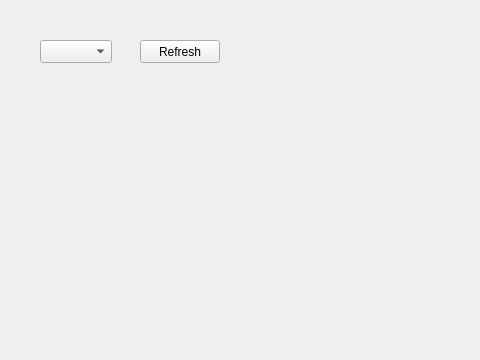
Before: the Qt Designer form mainwindow.ui in RLCproto/DbgMP2722, drawn with Qt 5.
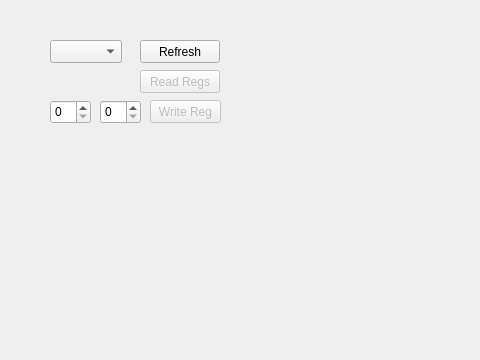
After: the same form once the commit is applied.

The edit to the form file:
```diff
--- a/mainwindow.ui
+++ b/mainwindow.ui
@@ -17,7 +17,7 @@
    <widget class="QComboBox" name="I2cBusListComboBox">
     <property name="geometry">
      <rect>
-      <x>40</x>
+      <x>50</x>
       <y>40</y>
       <width>72</width>
       <height>23</height>
@@ -37,6 +37,70 @@
      <string>Refresh</string>
     </property>
    </widget>
+   <widget class="QSpinBox" name="I2cRegX">
+    <property name="enabled">
+     <bool>true</bool>
+    </property>
+    <property name="geometry">
+     <rect>
+      <x>50</x>
+      <y>100</y>
+      <width>41</width>
+      <height>24</height>
+     </rect>
+    </property>
+    <property name="maximum">
+     <number>22</number>
+    </property>
+    <property name="displayIntegerBase">
+     <number>16</number>
+    </property>
+   </widget>
+   <widget class="QPushButton" name="I2cBusRead">
+    <property name="enabled">
+     <bool>false</bool>
+    </property>
+    <property name="geometry">
+     <rect>
+      <x>140</x>
+      <y>70</y>
+      <width>80</width>
+      <height>23</height>
+     </rect>
+    </property>
+    <property name="text">
+     <string>Read Regs</string>
+    </property>
+   </widget>
+   <widget class="QPushButton" name="I2cBusWrite">
+    <property name="enabled">
+     <bool>false</bool>
+    </property>
+    <property name="geometry">
+     <rect>
+      <x>150</x>
+      <y>100</y>
+      <width>71</width>
+      <height>23</height>
+     </rect>
+    </property>
+    <property name="text">
+     <string>Write Reg</string>
+    </property>
+   </widget>
+   <widget class="QSpinBox" name="I2cRegVal">
+    <property name="geometry">
+     <rect>
+      <x>100</x>
+      <y>100</y>
+      <width>41</width>
+      <height>24</height>
+     </rect>
+    </property>
+    <property name="maximum">
+     <number>255</number>
+    </property>
+   </widget>
   </widget>
  </widget>
  <resources/>
```
